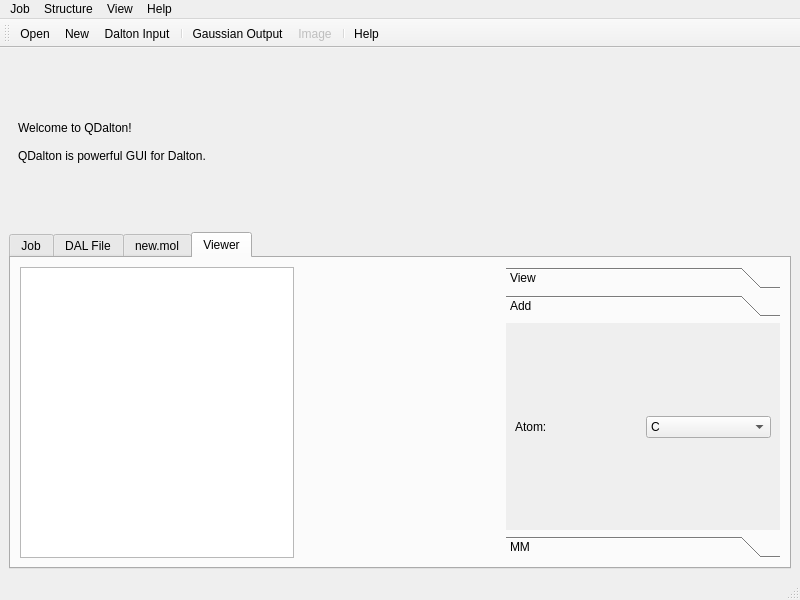
The window that Sources/MainWindow.ui (xMoad/qdalton) describes before a commit, drawn with Qt 5.
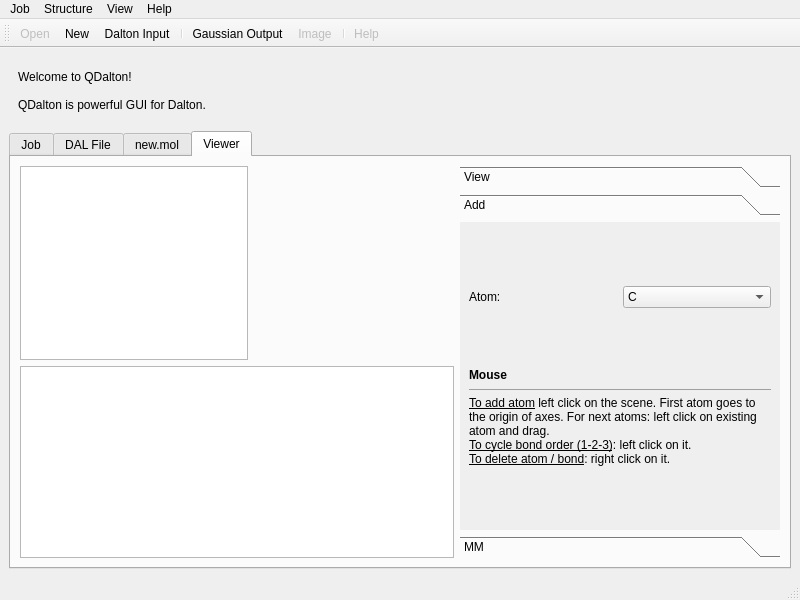
The same window after the commit. The open tabs and pages were chosen to show the change. Icons and pictures are not drawn. Custom widgets are drawn as their Qt base class.

Diff of the .ui file:
```diff
--- a/Sources/MainWindow.ui
+++ b/Sources/MainWindow.ui
@@ -188,9 +188,15 @@
        <attribute name="title">
         <string>Viewer</string>
        </attribute>
-       <layout class="QGridLayout" name="gridLayout_10">
+       <layout class="QGridLayout" name="gridLayout_10" rowstretch="1,0" columnstretch="0,1,0">
         <item row="0" column="0">
-         <widget class="QTableWidget" name="conformersTableWidget">
+         <widget class="QTableWidget" name="tableWidgetConformers">
+          <property name="minimumSize">
+           <size>
+            <width>200</width>
+            <height>0</height>
+           </size>
+          </property>
           <property name="editTriggers">
            <set>QAbstractItemView::NoEditTriggers</set>
           </property>
@@ -235,14 +241,20 @@
           </property>
          </widget>
         </item>
-        <item row="0" column="2">
+        <item row="0" column="2" rowspan="2">
          <widget class="QToolBox" name="toolBox">
           <property name="minimumSize">
            <size>
-            <width>260</width>
+            <width>320</width>
             <height>0</height>
            </size>
           </property>
+          <property name="maximumSize">
+           <size>
+            <width>320</width>
+            <height>16777215</height>
+           </size>
+          </property>
           <widget class="QWidget" name="pageView">
            <property name="geometry">
             <rect>
@@ -405,8 +417,8 @@
             <rect>
              <x>0</x>
              <y>0</y>
-             <width>98</width>
-             <height>50</height>
+             <width>320</width>
+             <height>307</height>
             </rect>
            </property>
            <attribute name="label">
@@ -458,7 +470,20 @@
              </widget>
             </item>
             <item row="0" column="0" colspan="2">
-             <spacer name="verticalSpacer_5">
+             <spacer name="verticalSpacerUpAdd">
+              <property name="orientation">
+               <enum>Qt::Vertical</enum>
+              </property>
+              <property name="sizeHint" stdset="0">
+               <size>
+                <width>20</width>
+                <height>40</height>
+               </size>
+              </property>
+             </spacer>
+            </item>
+            <item row="4" column="0" colspan="2">
+             <spacer name="verticalSpacerDownAdd">
               <property name="orientation">
                <enum>Qt::Vertical</enum>
               </property>
@@ -471,10 +496,7 @@
              </spacer>
             </item>
             <item row="2" column="0" colspan="2">
-             <spacer name="verticalSpacer_6">
-              <property name="orientation">
-               <enum>Qt::Vertical</enum>
-              </property>
+             <spacer name="verticalSpacerMiddleAdd">
               <property name="sizeHint" stdset="0">
                <size>
                 <width>20</width>
@@ -483,6 +505,26 @@
               </property>
              </spacer>
             </item>
+            <item row="3" column="0" colspan="2">
+             <widget class="QLabel" name="labelHelpAdd">
+              <property name="text">
+               <string>&lt;b&gt;Mouse&lt;/b&gt; 
+&lt;hr&gt;
+&lt;u&gt;To add atom&lt;/u&gt; left click on the scene. First atom goes to the origin of axes. For next atoms: left click on existing atom and drag.
+&lt;br&gt;
+&lt;u&gt;To cycle bond order (1-2-3)&lt;/u&gt;: left click on it.
+&lt;br&gt;
+&lt;u&gt;To delete atom / bond&lt;/u&gt;: right click on it.
+</string>
+              </property>
+              <property name="textFormat">
+               <enum>Qt::RichText</enum>
+              </property>
+              <property name="wordWrap">
+               <bool>true</bool>
+              </property>
+             </widget>
+            </item>
            </layout>
           </widget>
           <widget class="QWidget" name="pageMM">
@@ -656,6 +698,9 @@
           </widget>
          </widget>
         </item>
+        <item row="1" column="0" colspan="2">
+         <widget class="QPlainTextEdit" name="logPlainTextEdit"/>
+        </item>
        </layout>
       </widget>
      </widget>
@@ -769,6 +814,9 @@
    <addaction name="actionHelpHelp"/>
   </widget>
   <action name="actionJobOpen">
+   <property name="enabled">
+    <bool>false</bool>
+   </property>
    <property name="icon">
     <iconset resource="../Resources/icons.qrc">
      <normaloff>:/icons/16x16/actionJobOpen.png</normaloff>:/icons/16x16/actionJobOpen.png</iconset>
@@ -805,6 +853,9 @@
    </property>
   </action>
   <action name="actionHelpHelp">
+   <property name="enabled">
+    <bool>false</bool>
+   </property>
    <property name="icon">
     <iconset resource="../Resources/icons.qrc">
      <normaloff>:/icons/16x16/actionHelpHelp.png</normaloff>:/icons/16x16/actionHelpHelp.png</iconset>
```
Left out of the diff: 59 changed lines with no effect on the pictures.
